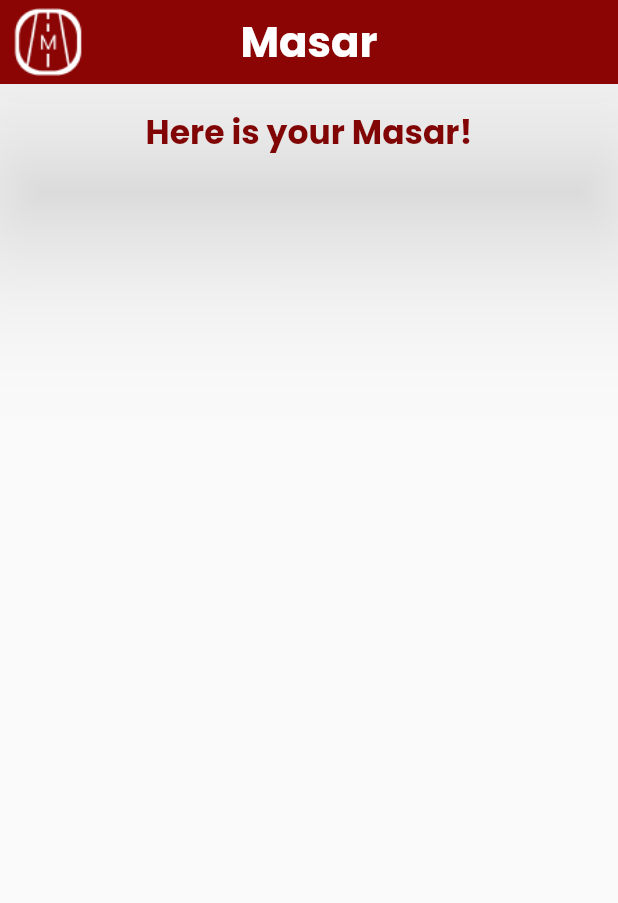
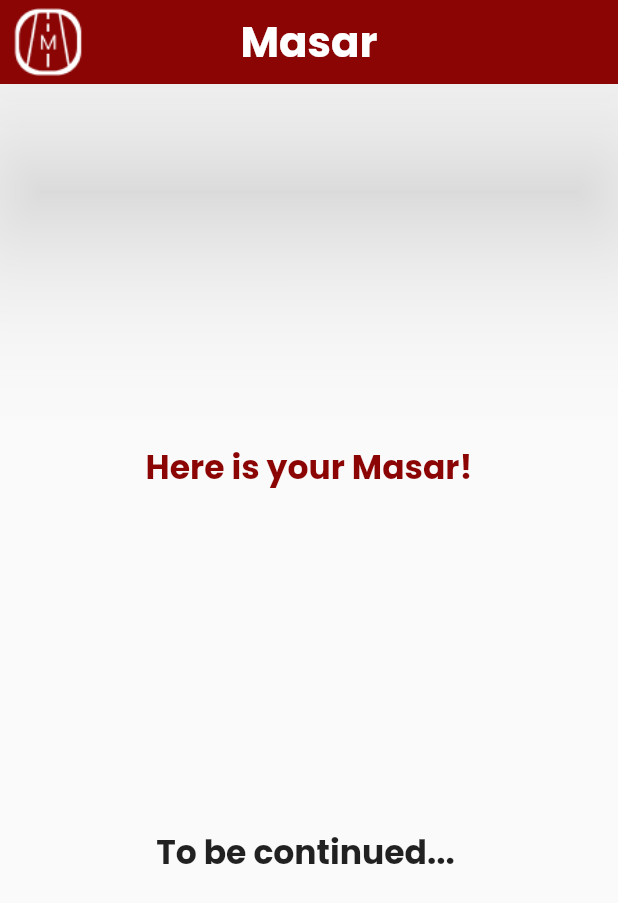
Before and after one commit to haroonj/Masar, a Flutter app: the Plan screen opened directly, on a phone screen of 412 x 824 dp. Shown: the top 903 px of the screen. Run offline on Flutter 3.47's test engine with Material 2 defaults, Android fonts, the phone set to English and light mode, and no system bars; our stand-ins replace geolocator, google_maps_flutter, location.

Commit message:
Merge branch 'master' of https://github.com/haroonj/Masar into master
# Conflicts:
#	README.md

```diff
--- a/lib/screens/plan.dart
+++ b/lib/screens/plan.dart
@@ -15,7 +15,8 @@ class _PlanState extends State<Plan> {
         centerTitle: true,
         title: Text(
           'Masar',
-          style: TextStyle(fontSize: 28, fontWeight: FontWeight.bold,fontFamily: "Poppins"),
+          style: TextStyle(
+              fontSize: 28, fontWeight: FontWeight.bold, fontFamily: "Poppins"),
         ),
         leading: Row(
           children: [
@@ -35,15 +36,32 @@ class _PlanState extends State<Plan> {
           padding: const EdgeInsets.all(16.0),
           child: Column(
             crossAxisAlignment: CrossAxisAlignment.stretch,
-            mainAxisAlignment: MainAxisAlignment.spaceBetween,
+            mainAxisAlignment: MainAxisAlignment.spaceEvenly,
             children: [
-              Center(child: Text('Here is your Masar!',style: TextStyle(fontSize: 22,fontFamily: "Poppins",color: Color(0xff8B0505),),)),
+              Center(
+                child: Text(
+                  'Here is your Masar!',
+                  style: TextStyle(
+                    fontSize: 22,
+                    fontFamily: "Poppins",
+                    color: Color(0xff8B0505),
+                  ),
+                ),
+              ),
+              Center(
+                child: Text(
+                  "To be continued... ",
+                  style: TextStyle(
+                    fontSize: 22,
+                    fontFamily: "Poppins",
 
+                  ),
+                ),
+              ),
             ],
           ),
         ),
       ),
-
     );
   }
 }
```
